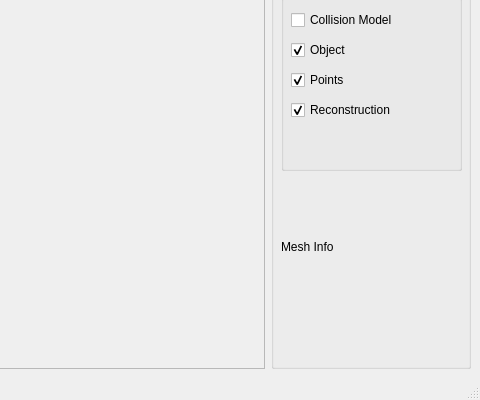
Old version of the form Tools/MeshReconstruction/MeshReconstruction.ui in the repository ProtolabSBRE/simox-cgal; both pictures show x 599 to 1079 and y 419 to 819 of the 1079 by 819 pixel window.
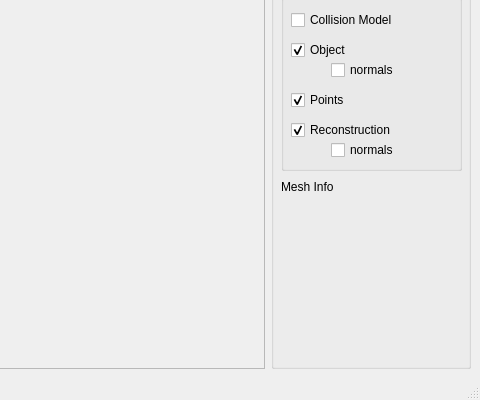
New version of the form.

Commit message: add normal visualization

Patch:
```diff
--- a/Tools/MeshReconstruction/MeshReconstruction.ui
+++ b/Tools/MeshReconstruction/MeshReconstruction.ui
@@ -66,9 +66,9 @@
        <property name="geometry">
         <rect>
          <x>10</x>
-         <y>650</y>
+         <y>590</y>
          <width>171</width>
-         <height>81</height>
+         <height>141</height>
         </rect>
        </property>
        <property name="text">
@@ -123,7 +123,7 @@
         <property name="geometry">
          <rect>
           <x>10</x>
-          <y>90</y>
+          <y>110</y>
           <width>161</width>
           <height>20</height>
          </rect>
@@ -139,7 +139,7 @@
         <property name="geometry">
          <rect>
           <x>10</x>
-          <y>120</y>
+          <y>140</y>
           <width>161</width>
           <height>20</height>
          </rect>
@@ -151,6 +151,38 @@
          <bool>true</bool>
         </property>
        </widget>
+       <widget class="QCheckBox" name="checkBoxNormalsReconstr">
+        <property name="geometry">
+         <rect>
+          <x>50</x>
+          <y>160</y>
+          <width>111</width>
+          <height>20</height>
+         </rect>
+        </property>
+        <property name="text">
+         <string>normals</string>
+        </property>
+        <property name="checked">
+         <bool>false</bool>
+        </property>
+       </widget>
+       <widget class="QCheckBox" name="checkBoxNormalsObj">
+        <property name="geometry">
+         <rect>
+          <x>50</x>
+          <y>80</y>
+          <width>121</width>
+          <height>20</height>
+         </rect>
+        </property>
+        <property name="text">
+         <string>normals</string>
+        </property>
+        <property name="checked">
+         <bool>false</bool>
+        </property>
+       </widget>
       </widget>
       <widget class="QPushButton" name="pushButtonReconstruct">
        <property name="geometry">
```
The commit also changes 2 other files.
